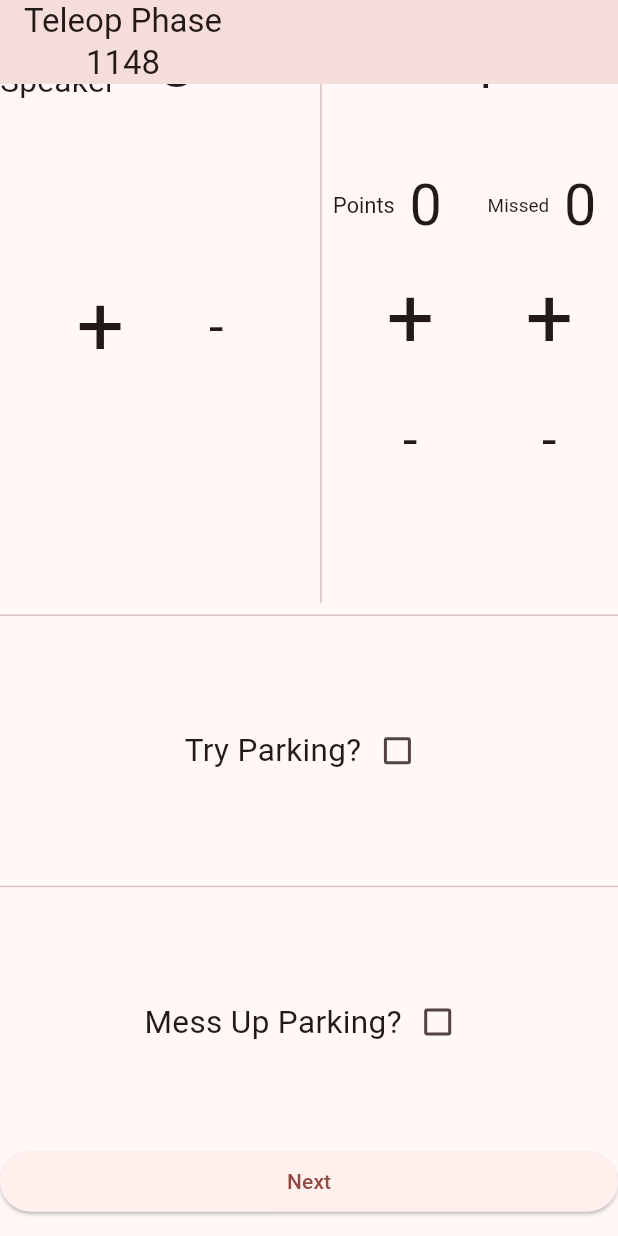
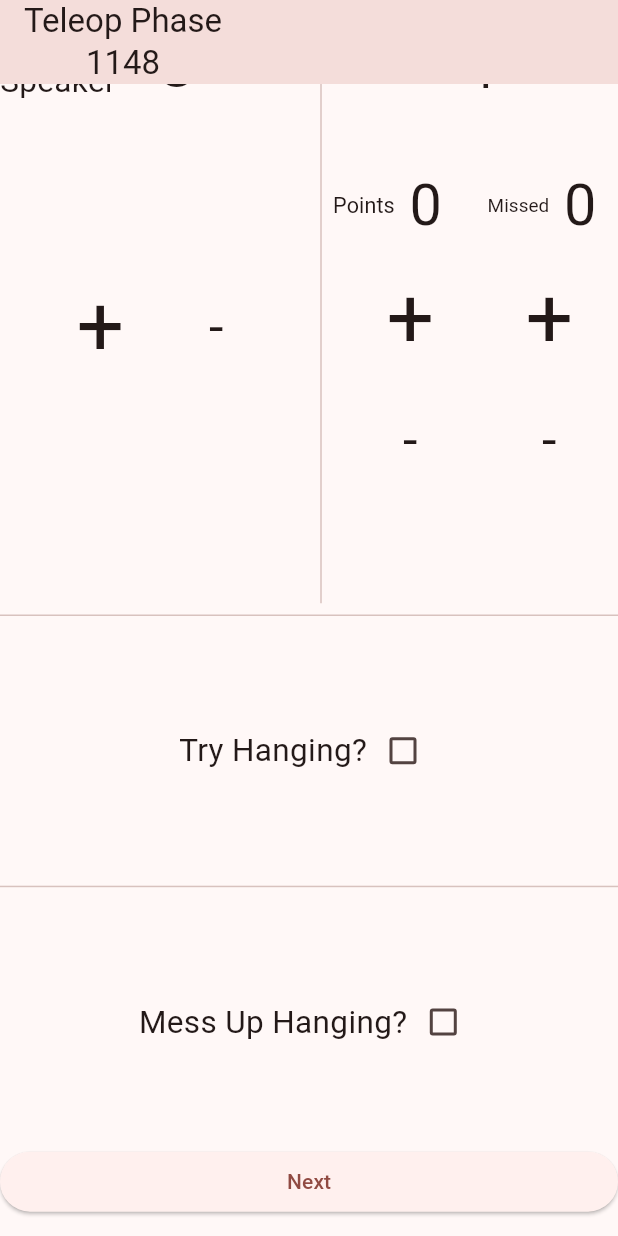
Before and after one commit to john-xu-1/frc1148_2023_scouting_app, a Flutter app: the screen it shows after launch, scrolled down 576 dp, on a phone screen of 412 x 824 dp. Run offline on Flutter 3.47's test engine with Material 3 defaults, Android fonts, the phone set to English and light mode, and no system bars; missing offline and left inert: gsheets; key blocks and very long unbroken strings in the code were emptied for the run.

Commit message:
changed question String

```diff
--- a/lib/teleop_form.dart
+++ b/lib/teleop_form.dart
@@ -501,7 +501,7 @@ void _minus (score){
                 mainAxisAlignment: MainAxisAlignment.center,
                 crossAxisAlignment: CrossAxisAlignment.center,
                 children: [
-                  const Text("Try Parking?",textScaleFactor: 1.5,),
+                  const Text("Try Hanging?",textScaleFactor: 1.5,),
                   Checkbox(
                     value: tryParkTele,
                     //color: Colors.amber[700],
@@ -524,7 +524,7 @@ void _minus (score){
                 mainAxisAlignment: MainAxisAlignment.center,
                 crossAxisAlignment: CrossAxisAlignment.center,
                 children: [
-                  const Text("Mess Up Parking?",textScaleFactor: 1.5,),
+                  const Text("Mess Up Hanging?",textScaleFactor: 1.5,),
                   Checkbox(
                     value: messUpParkTele,
                     //color Colors.amber[700],
```
